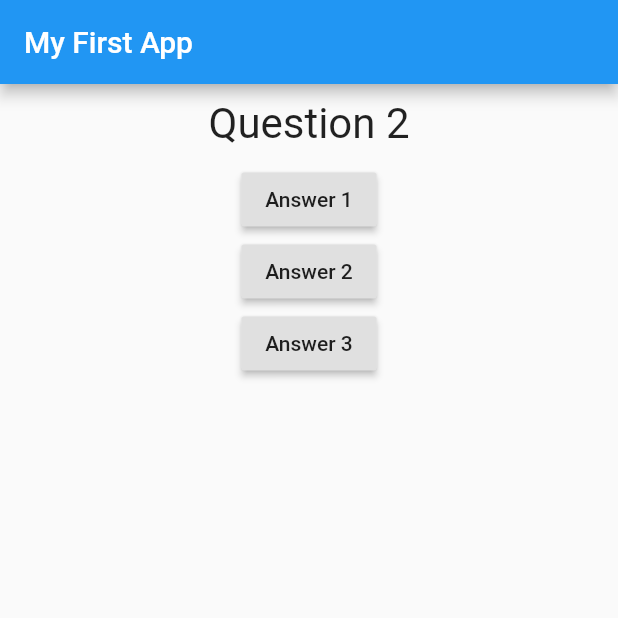
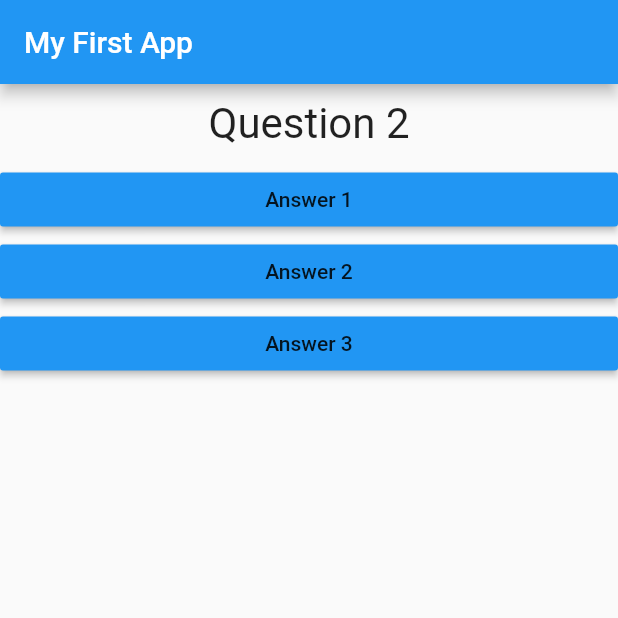
Before and after one commit to AgMyoMyint/learning-flutter, a Flutter app: the screen it shows after launch, after a tap on "Answer 1", on a phone screen of 412 x 824 dp, the top half of it. Run offline on Flutter 3.47's test engine with Material 2 defaults, Android fonts, the phone set to English and light mode, and no system bars.

```diff
--- /dev/null
+++ b/flutter_complete_guide/lib/answer.dart
@@ -0,0 +1,21 @@
+import "package:flutter/material.dart";
+
+class Answer extends StatelessWidget{
+  final Function functionHandler;
+  final String buttonText;
+
+  Answer(this.buttonText, this.functionHandler);
+
+  @override
+  Widget build(BuildContext context) {
+    return  Container(
+      width: double.infinity,
+      child: RaisedButton(
+        color: Colors.blue,
+        child: Text(buttonText),
+        onPressed: functionHandler,
+      ),
+    );
+  }
+
+}
--- a/flutter_complete_guide/lib/main.dart
+++ b/flutter_complete_guide/lib/main.dart
@@ -1,5 +1,6 @@
 import 'package:flutter/material.dart';
 import 'package:flutter_complete_guide/question.dart';
+import 'package:flutter_complete_guide/answer.dart';
 
 // void main(){
 //   runApp(MyApp());
@@ -33,24 +34,9 @@ class MyAppState extends State<MyApp>{
           Column(children :
           [
             Question(questions[questionIndex]),
-            RaisedButton(
-              child: Text("Answer 1") ,
-              onPressed: () => {
-                answerQuestions()
-              }
-            ),
-            RaisedButton(
-              child: Text("Answer 2") ,
-              onPressed: () => {
-                answerQuestions()
-              }
-            ),
-            RaisedButton(
-              child: Text("Answer 3") ,
-              onPressed: () => {
-                answerQuestions()
-              }
-            ),
+            Answer("Answer 1",answerQuestions),
+            Answer("Answer 2",answerQuestions),
+            Answer("Answer 3",answerQuestions),
           ],
           )
 
```
